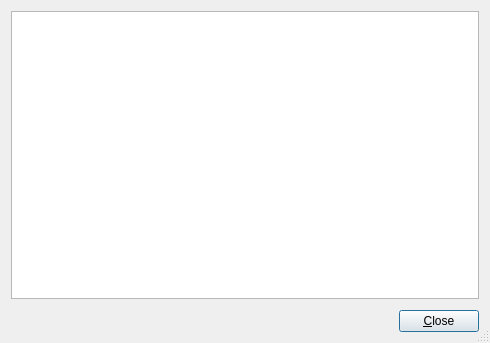
Before: the Qt Designer form src/file-size-stats-window.ui in shundhammer/qdirstat, drawn with Qt 5.
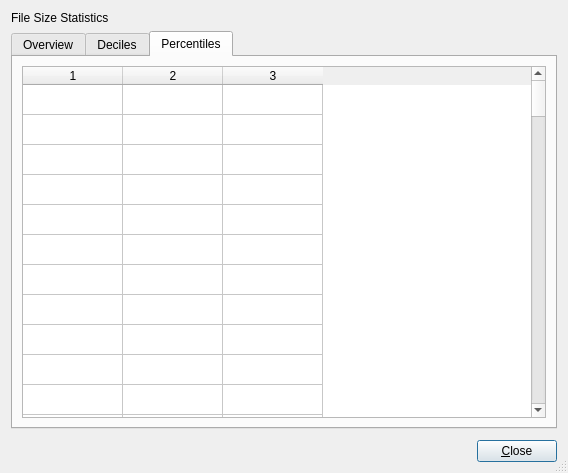
After: the same form once the commit is applied. The open tabs and pages were chosen to show the change.

Commit message: Quantile tables

```diff
--- a/src/file-size-stats-window.ui
+++ b/src/file-size-stats-window.ui
@@ -6,8 +6,8 @@
    <rect>
     <x>0</x>
     <y>0</y>
-    <width>490</width>
-    <height>343</height>
+    <width>568</width>
+    <height>473</height>
    </rect>
   </property>
   <property name="windowTitle">
@@ -18,25 +18,208 @@
   </property>
   <layout class="QVBoxLayout" name="verticalLayout">
    <item>
-    <widget class="QTextEdit" name="content">
-     <property name="font">
-      <font>
-       <family>DejaVu Sans Mono</family>
-      </font>
+    <widget class="QLabel" name="heading">
+     <property name="text">
+      <string>File Size Statistics</string>
      </property>
-     <property name="undoRedoEnabled">
-      <bool>false</bool>
+    </widget>
+   </item>
+   <item>
+    <widget class="QTabWidget" name="tabWidget">
+     <property name="tabPosition">
+      <enum>QTabWidget::North</enum>
      </property>
-     <property name="html">
-      <string>&lt;!DOCTYPE HTML PUBLIC &quot;-//W3C//DTD HTML 4.0//EN&quot; &quot;http://www.w3.org/TR/REC-html40/strict.dtd&quot;&gt;
+     <property name="currentIndex">
+      <number>1</number>
+     </property>
+     <widget class="QWidget" name="overviewTab">
+      <attribute name="title">
+       <string>Overview</string>
+      </attribute>
+      <layout class="QVBoxLayout" name="verticalLayout_3">
+       <item>
+        <widget class="QTextEdit" name="content">
+         <property name="font">
+          <font>
+           <family>DejaVu Sans Mono</family>
+          </font>
+         </property>
+         <property name="undoRedoEnabled">
+          <bool>false</bool>
+         </property>
+         <property name="html">
+          <string>&lt;!DOCTYPE HTML PUBLIC &quot;-//W3C//DTD HTML 4.0//EN&quot; &quot;http://www.w3.org/TR/REC-html40/strict.dtd&quot;&gt;
 &lt;html&gt;&lt;head&gt;&lt;meta name=&quot;qrichtext&quot; content=&quot;1&quot; /&gt;&lt;style type=&quot;text/css&quot;&gt;
 p, li { white-space: pre-wrap; }
 &lt;/style&gt;&lt;/head&gt;&lt;body style=&quot; font-family:'DejaVu Sans Mono'; font-size:10pt; font-weight:400; font-style:normal;&quot;&gt;
 &lt;p style=&quot;-qt-paragraph-type:empty; margin-top:0px; margin-bottom:0px; margin-left:0px; margin-right:0px; -qt-block-indent:0; text-indent:0px;&quot;&gt;&lt;br /&gt;&lt;/p&gt;&lt;/body&gt;&lt;/html&gt;</string>
-     </property>
-     <property name="textInteractionFlags">
-      <set>Qt::TextSelectableByMouse</set>
-     </property>
+         </property>
+         <property name="textInteractionFlags">
+          <set>Qt::TextSelectableByMouse</set>
+         </property>
+        </widget>
+       </item>
+      </layout>
+     </widget>
+     <widget class="QWidget" name="decileTab">
+      <attribute name="title">
+       <string>Deciles</string>
+      </attribute>
+      <layout class="QVBoxLayout" name="verticalLayout_2">
+       <item>
+        <widget class="QTableWidget" name="decileTable">
+         <property name="rowCount">
+          <number>10</number>
+         </property>
+         <property name="columnCount">
+          <number>3</number>
+         </property>
+         <attribute name="horizontalHeaderVisible">
+          <bool>false</bool>
+         </attribute>
+         <attribute name="verticalHeaderVisible">
+          <bool>false</bool>
+         </attribute>
+         <row/>
+         <row/>
+         <row/>
+         <row/>
+         <row/>
+         <row/>
+         <row/>
+         <row/>
+         <row/>
+         <row/>
+         <column/>
+         <column/>
+         <column/>
+        </widget>
+       </item>
+      </layout>
+     </widget>
+     <widget class="QWidget" name="percentileTab">
+      <attribute name="title">
+       <string>Percentiles</string>
+      </attribute>
+      <layout class="QVBoxLayout" name="verticalLayout_4">
+       <item>
+        <widget class="QTableWidget" name="percentileTable">
+         <property name="rowCount">
+          <number>100</number>
+         </property>
+         <property name="columnCount">
+          <number>3</number>
+         </property>
+         <attribute name="verticalHeaderVisible">
+          <bool>false</bool>
+         </attribute>
+         <row/>
+         <row/>
+         <row/>
+         <row/>
+         <row/>
+         <row/>
+         <row/>
+         <row/>
+         <row/>
+         <row/>
+         <row/>
+         <row/>
+         <row/>
+         <row/>
+         <row/>
+         <row/>
+         <row/>
+         <row/>
+         <row/>
+         <row/>
+         <row/>
+         <row/>
+         <row/>
+         <row/>
+         <row/>
+         <row/>
+         <row/>
+         <row/>
+         <row/>
+         <row/>
+         <row/>
+         <row/>
+         <row/>
+         <row/>
+         <row/>
+         <row/>
+         <row/>
+         <row/>
+         <row/>
+         <row/>
+         <row/>
+         <row/>
+         <row/>
+         <row/>
+         <row/>
+         <row/>
+         <row/>
+         <row/>
+         <row/>
+         <row/>
+         <row/>
+         <row/>
+         <row/>
+         <row/>
+         <row/>
+         <row/>
+         <row/>
+         <row/>
+         <row/>
+         <row/>
+         <row/>
+         <row/>
+         <row/>
+         <row/>
+         <row/>
+         <row/>
+         <row/>
+         <row/>
+         <row/>
+         <row/>
+         <row/>
+         <row/>
+         <row/>
+         <row/>
+         <row/>
+         <row/>
+         <row/>
+         <row/>
+         <row/>
+         <row/>
+         <row/>
+         <row/>
+         <row/>
+         <row/>
+         <row/>
+         <row/>
+         <row/>
+         <row/>
+         <row/>
+         <row/>
+         <row/>
+         <row/>
+         <row/>
+         <row/>
+         <row/>
+         <row/>
+         <row/>
+         <row/>
+         <row/>
+         <row/>
+         <column/>
+         <column/>
+         <column/>
+        </widget>
+       </item>
+      </layout>
+     </widget>
     </widget>
    </item>
    <item>
```
Left out of the diff: 4 changed lines with no effect on the pictures. The commit also changes 3 other files.
